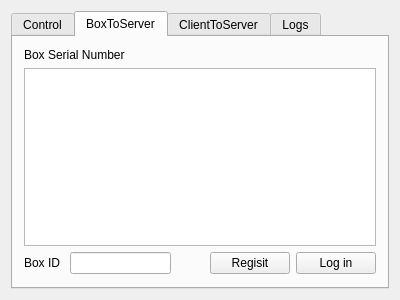
Old version of the form FunctionalClientTest/maindialog.ui in the repository ChowZenki/zpserver.
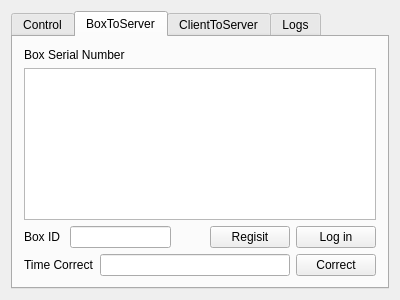
New version of the form. The open tabs and pages were chosen to show the change.

Diff of the .ui file:
```diff
--- a/FunctionalClientTest/maindialog.ui
+++ b/FunctionalClientTest/maindialog.ui
@@ -148,17 +148,29 @@
         </layout>
        </item>
        <item>
-        <spacer name="verticalSpacer_2">
-         <property name="orientation">
-          <enum>Qt::Vertical</enum>
-         </property>
-         <property name="sizeHint" stdset="0">
-          <size>
-           <width>20</width>
-           <height>15</height>
-          </size>
-         </property>
-        </spacer>
+        <layout class="QHBoxLayout" name="horizontalLayout_7">
+         <item>
+          <widget class="QLabel" name="label_8">
+           <property name="text">
+            <string>Time Correct</string>
+           </property>
+          </widget>
+         </item>
+         <item>
+          <widget class="QLineEdit" name="lineEdit_box_time">
+           <property name="readOnly">
+            <bool>true</bool>
+           </property>
+          </widget>
+         </item>
+         <item>
+          <widget class="QPushButton" name="pushButton_CrTime">
+           <property name="text">
+            <string>Correct</string>
+           </property>
+          </widget>
+         </item>
+        </layout>
        </item>
       </layout>
      </widget>
```
Left out of the diff: 2 changed lines with no effect on the pictures.
